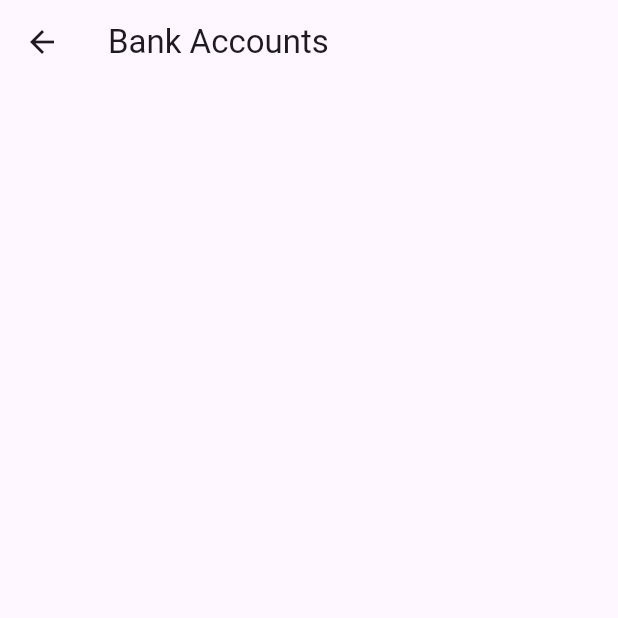
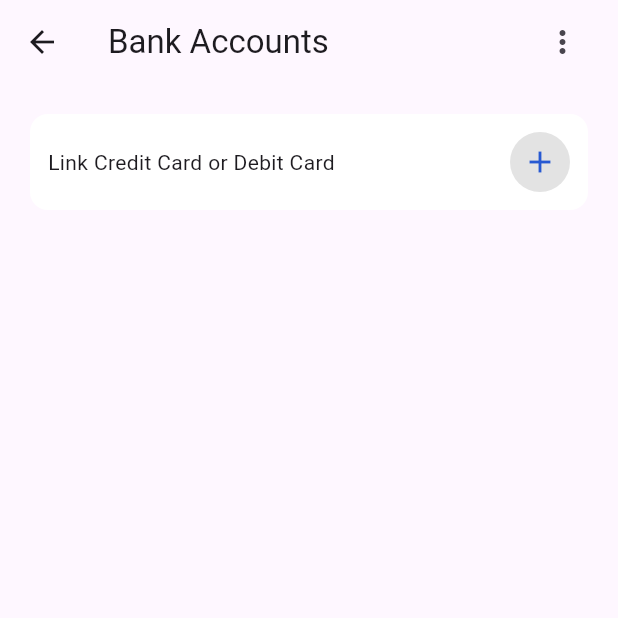
Before and after one commit to mazzlaxaani/RemPro, a Flutter app: the ProfilePage screen opened directly, after a tap on "ACCOUNT DETAILS", on a phone screen of 412 x 824 dp, the top half of it. Run offline on Flutter 3.47's test engine with Material 3 defaults, Android fonts, the phone set to English and light mode, and no system bars; our stand-ins replace flutter_svg, gap.

Commit message:
initial commit
new projuct upload github

```diff
--- a/lib/Bank Accounts.dart
+++ b/lib/Bank Accounts.dart
@@ -1,4 +1,6 @@
 import 'package:flutter/material.dart';
+import 'package:rempro/contant/theme.dart';
+import 'package:gap/gap.dart';
 
 class BankAccount extends StatelessWidget {
   const BankAccount({super.key});
@@ -8,6 +10,46 @@ class BankAccount extends StatelessWidget {
     return Scaffold(
       appBar: AppBar(
         title: Text('Bank Accounts'),
+        actions: [
+          Padding(
+            padding: const EdgeInsets.only(right: 25.0),
+            child: Icon(Icons.more_vert),
+          ),
+        ],
+      ),
+      body: Container(
+        padding: const EdgeInsets.all(20),
+        child: Column(
+          children: [
+            Container(
+              decoration: BoxDecoration(
+                borderRadius: BorderRadius.circular(12),
+                color: Ckwhite
+              ),
+              width: double.infinity,
+              alignment: Alignment.center,
+              padding: const EdgeInsets.all(12),
+              child: Row(
+                children: [
+                  Expanded(
+                      child: Text('Link Credit Card or Debit Card'),
+                  ),
+                  Container(
+                      child: Icon(Icons.add, color: Cprimarycolor,),
+                      decoration: BoxDecoration(
+                          borderRadius: BorderRadius.circular(50),
+                          color: Color(0xFFE3E3E3)
+                      ),
+                      width: 40,
+                      height: 40,
+                      alignment: Alignment.center,
+                    ),
+                ],
+              ),
+            ),
+            Gap(12)
+          ],
+        ),
       ),
     );
   }
--- a/lib/profilepage.dart
+++ b/lib/profilepage.dart
@@ -166,7 +166,7 @@ class _ProfilePageState extends State<ProfilePage> {
                                   ),
                                   width: 55,
                                   height: 55,
-                                  padding: const EdgeInsets.all(10),
+                                  padding: const EdgeInsets.all(15),
                                   alignment: Alignment.center,
                                 ),
                                 Gap(12),
```
